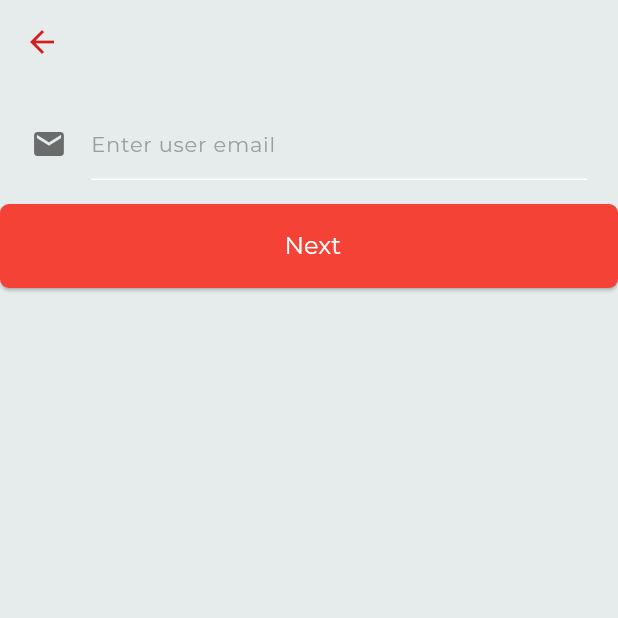
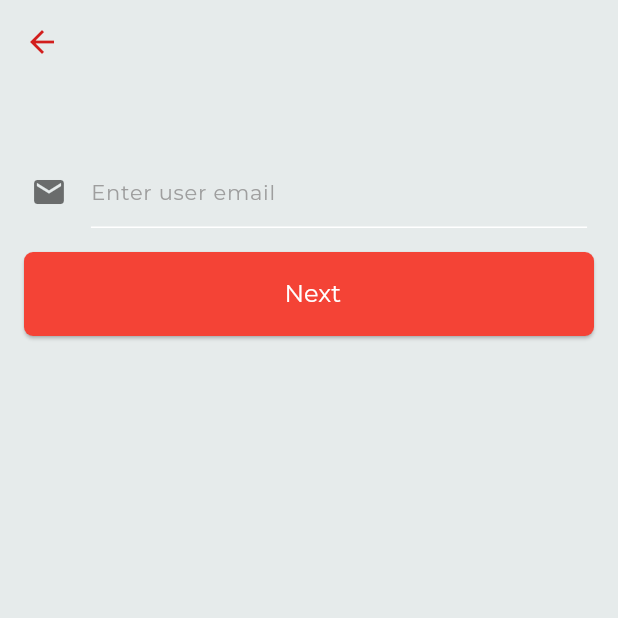
Before and after one commit to bretthoes/shared-cookbook-frontend, a Flutter app: the SetEmailScreen screen opened directly, on a phone screen of 412 x 824 dp, the top half of it. Run offline on Flutter 3.47's test engine with Material 3 defaults, Android fonts, the phone set to English and light mode, and no system bars; our stand-ins replace another_flushbar, dio, event_bus, flutter_mobx, get_it, google_fonts and 6 more; missing offline and left inert: flutter_settings_screen_ex, material_dialog, xxtea; accounts and stored records are empty; generated files the repository leaves out were written again.

Commit message:
update set email layout

```diff
--- a/lib/presentation/register/set_email.dart
+++ b/lib/presentation/register/set_email.dart
@@ -50,11 +50,22 @@ class _RegisterScreenState extends State<SetEmailScreen> {
   // body methods:--------------------------------------------------------------
   Widget _buildBody() {
     return Material(
-      child: Column(
+      child: Stack(
+        fit: StackFit.expand,
         children: <Widget>[
-          _buildEmailField(),
-          SizedBox(height: 16.0),
-          _buildNextButton(),
+          Positioned(
+            top: 32,
+            left: 16,
+            right: 16,
+            child: Column(
+              children: [
+                _buildEmailField(),
+                SizedBox(height: 16.0),
+                _buildNextButton(),
+              ],
+              mainAxisAlignment: MainAxisAlignment.center,
+            ),
+          ),
         ],
       ),
     );
```
